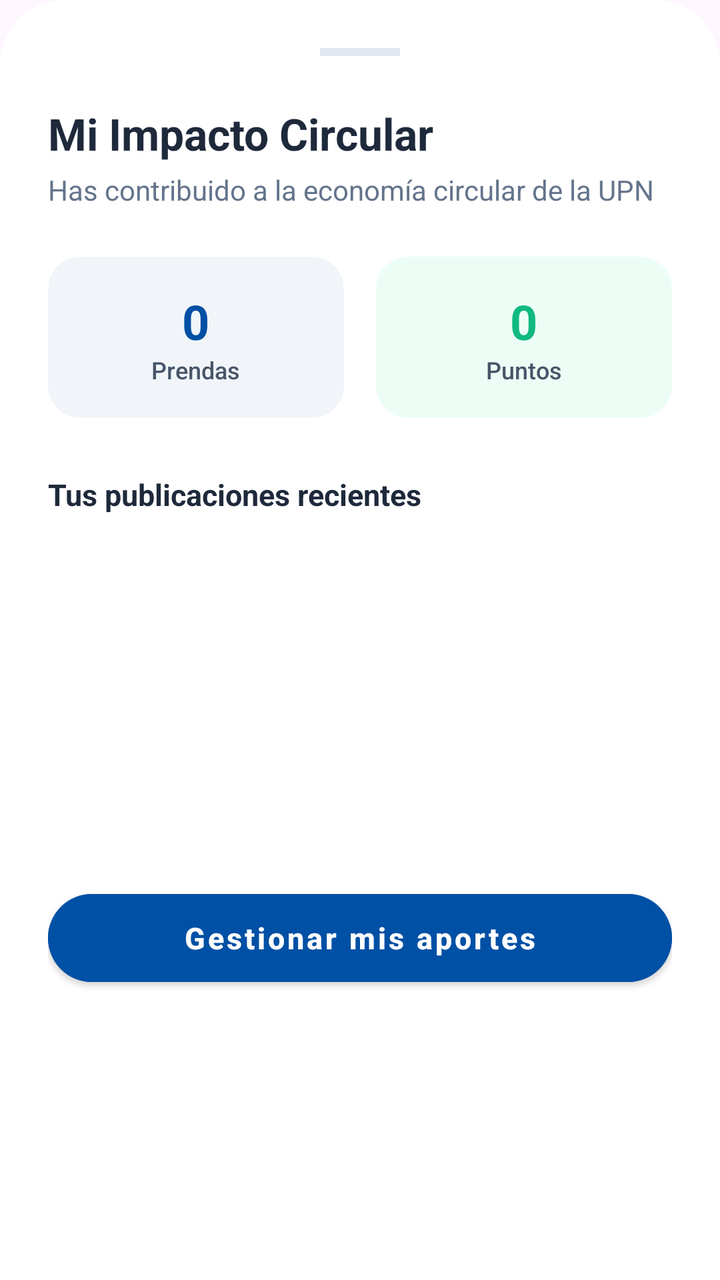
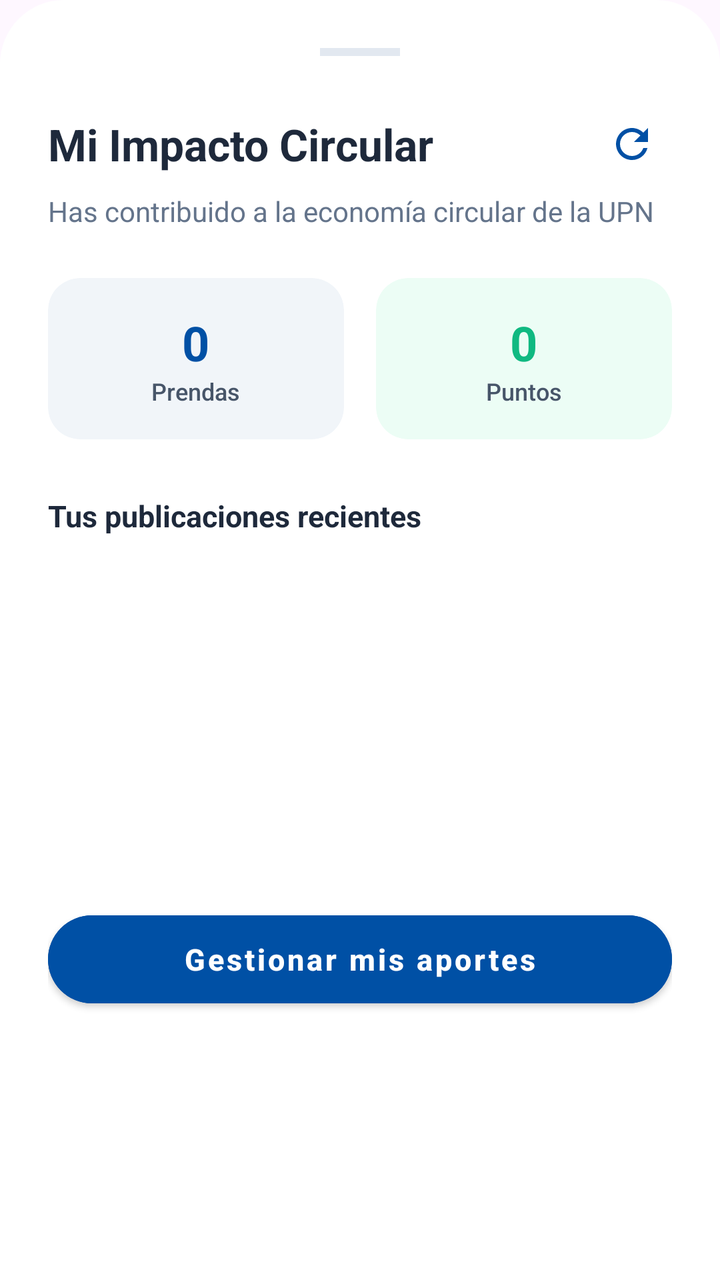

Screens rendered from an Android XML layout before and after an edit, with the pre-edit source and the edit as a unified diff.
<!-- AndroidManifest.xml: application theme Theme.UniformeCircular -->
<!-- res/layout/dialog_impact_summary.xml -->
<?xml version="1.0" encoding="utf-8"?>
<LinearLayout xmlns:android="http://schemas.android.com/apk/res/android"
    xmlns:app="http://schemas.android.com/apk/res-auto"
    xmlns:tools="http://schemas.android.com/tools"
    android:layout_width="match_parent"
    android:layout_height="wrap_content"
    android:background="@drawable/bg_bottom_sheet"
    android:orientation="vertical"
    android:padding="24dp">

    
    <View
        android:layout_width="40dp"
        android:layout_height="4dp"
        android:layout_gravity="center_horizontal"
        android:layout_marginBottom="24dp"
        android:background="@color/slate_200" />

    <TextView
        android:id="@+id/tvImpactDialogTitle"
        android:layout_width="wrap_content"
        android:layout_height="wrap_content"
        android:text="Mi Impacto Circular"
        android:textColor="@color/slate_800"
        android:textSize="22sp"
        android:textStyle="bold" />

    <TextView
        android:id="@+id/tvImpactDialogDesc"
        android:layout_width="wrap_content"
        android:layout_height="wrap_content"
        android:layout_marginTop="4dp"
        android:text="Has contribuido a la economía circular de la UPN"
        android:textColor="@color/slate_500"
        android:textSize="14sp" />

    
    <LinearLayout
        android:id="@+id/layoutStats"
        android:layout_width="match_parent"
        android:layout_height="wrap_content"
        android:layout_marginTop="24dp"
        android:orientation="horizontal"
        android:weightSum="2">

        <androidx.cardview.widget.CardView
            android:layout_width="0dp"
            android:layout_height="wrap_content"
            android:layout_weight="1"
            android:layout_marginEnd="8dp"
            app:cardCornerRadius="16dp"
            app:cardElevation="0dp"
            app:cardBackgroundColor="@color/slate_100">
            <LinearLayout
                android:layout_width="match_parent"
                android:layout_height="wrap_content"
                android:gravity="center"
                android:orientation="vertical"
                android:padding="16dp">
                <TextView
                    android:id="@+id/tvStatAportes"
                    android:layout_width="wrap_content"
                    android:layout_height="wrap_content"
                    android:text="0"
                    android:textColor="@color/brand_blue"
                    android:textSize="24sp"
                    android:textStyle="bold" />
                <TextView
                    android:layout_width="wrap_content"
                    android:layout_height="wrap_content"
                    android:text="Prendas"
                    android:textColor="@color/slate_600"
                    android:textSize="12sp"
                    android:fontFamily="sans-serif-medium" />
            </LinearLayout>
        </androidx.cardview.widget.CardView>

        <androidx.cardview.widget.CardView
            android:layout_width="0dp"
            android:layout_height="wrap_content"
            android:layout_weight="1"
            android:layout_marginStart="8dp"
            app:cardCornerRadius="16dp"
            app:cardElevation="0dp"
            app:cardBackgroundColor="@color/emerald_50">
            <LinearLayout
                android:layout_width="match_parent"
                android:layout_height="wrap_content"
                android:gravity="center"
                android:orientation="vertical"
                android:padding="16dp">
                <TextView
                    android:id="@+id/tvStatPuntos"
                    android:layout_width="wrap_content"
                    android:layout_height="wrap_content"
                    android:text="0"
                    android:textColor="@color/emerald_500"
                    android:textSize="24sp"
                    android:textStyle="bold" />
                <TextView
                    android:layout_width="wrap_content"
                    android:layout_height="wrap_content"
                    android:text="Puntos"
                    android:textColor="@color/slate_600"
                    android:textSize="12sp"
                    android:fontFamily="sans-serif-medium" />
            </LinearLayout>
        </androidx.cardview.widget.CardView>
    </LinearLayout>

    
    <androidx.core.widget.NestedScrollView
        android:layout_width="match_parent"
        android:layout_height="180dp"
        android:layout_marginTop="28dp"
        android:fillViewport="true">

        <LinearLayout
            android:layout_width="match_parent"
            android:layout_height="wrap_content"
            android:orientation="vertical">

            <TextView
                android:layout_width="wrap_content"
                android:layout_height="wrap_content"
                android:text="Tus publicaciones recientes"
                android:textColor="@color/slate_800"
                android:textSize="15sp"
                android:textStyle="bold" />

            <androidx.recyclerview.widget.RecyclerView
                android:id="@+id/rvImpactContributions"
                android:layout_width="match_parent"
                android:layout_height="wrap_content"
                android:layout_marginTop="12dp"
                android:nestedScrollingEnabled="false"
                tools:listitem="@layout/item_product_compact" />

        </LinearLayout>
    </androidx.core.widget.NestedScrollView>

    
    <com.google.android.material.button.MaterialButton
        android:id="@+id/btnViewFullExchanges"
        style="@style/Widget.MaterialComponents.Button"
        android:layout_width="match_parent"
        android:layout_height="56dp"
        android:layout_marginTop="24dp"
        android:backgroundTint="@color/brand_blue"
        android:text="Gestionar mis aportes"
        android:textAllCaps="false"
        android:textColor="@android:color/white"
        android:textSize="15sp"
        android:textStyle="bold"
        app:cornerRadius="32dp" />

</LinearLayout>
<!-- res/layout/item_product_compact.xml (included above) -->
<?xml version="1.0" encoding="utf-8"?>
<androidx.cardview.widget.CardView xmlns:android="http://schemas.android.com/apk/res/android"
    xmlns:app="http://schemas.android.com/apk/res-auto"
    android:layout_width="match_parent"
    android:layout_height="wrap_content"
    android:layout_marginHorizontal="4dp"
    android:layout_marginVertical="4dp"
    app:cardBackgroundColor="@color/white"
    app:cardCornerRadius="24dp"
    app:cardElevation="2dp">

    <LinearLayout
        android:layout_width="match_parent"
        android:layout_height="wrap_content"
        android:gravity="center_vertical"
        android:orientation="horizontal"
        android:padding="8dp">

        <androidx.cardview.widget.CardView
            android:layout_width="60dp"
            android:layout_height="60dp"
            app:cardCornerRadius="8dp"
            app:cardElevation="0dp">
            <ImageView
                android:id="@+id/ivProductImage"
                android:layout_width="match_parent"
                android:layout_height="match_parent"
                android:scaleType="centerCrop"
                android:src="@android:drawable/ic_menu_gallery" />
        </androidx.cardview.widget.CardView>

        <LinearLayout
            android:layout_width="0dp"
            android:layout_height="wrap_content"
            android:layout_weight="1"
            android:layout_marginStart="12dp"
            android:orientation="vertical">

            <TextView
                android:id="@+id/tvProductName"
                android:layout_width="match_parent"
                android:layout_height="wrap_content"
                android:text="Nombre del Producto"
                android:textColor="@color/slate_800"
                android:textSize="14sp"
                android:textStyle="bold"
                android:maxLines="1"
                android:ellipsize="end"/>

            <TextView
                android:id="@+id/tvProductCategory"
                android:layout_width="match_parent"
                android:layout_height="wrap_content"
                android:text="Categoría"
                android:textColor="@color/slate_500"
                android:textSize="12sp" />
        </LinearLayout>

        <TextView
            android:id="@+id/tvProductPoints"
            android:layout_width="wrap_content"
            android:layout_height="wrap_content"
            android:layout_marginStart="8dp"
            android:text="50 pts"
            android:textColor="@color/brand_blue"
            android:textSize="14sp"
            android:textStyle="bold" />

        
        <ImageButton
            android:id="@+id/btnAdd"
            android:layout_width="24dp"
            android:layout_height="24dp"
            android:layout_marginStart="8dp"
            android:background="?attr/selectableItemBackgroundBorderless"
            android:src="@android:drawable/ic_input_add"
            app:tint="@color/brand_blue"
            android:visibility="gone" />

    </LinearLayout>
</androidx.cardview.widget.CardView>
<!-- resources referenced by this layout -->
<resources>
  <color name="brand_blue">#0050A5</color>
  <color name="emerald_50">#ECFDF5</color>
  <color name="emerald_500">#10B981</color>
  <color name="slate_100">#F1F5F9</color>
  <color name="slate_200">#E2E8F0</color>
  <color name="slate_500">#64748B</color>
  <color name="slate_600">#475569</color>
  <color name="slate_800">#1E293B</color>
  <color name="white">#FFFFFFFF</color>
  <!-- drawable bg_bottom_sheet (drawable) -->
  <?xml version="1.0" encoding="utf-8"?>
  <shape xmlns:android="http://schemas.android.com/apk/res/android">
      <solid android:color="@color/white" />
      <corners
          android:topLeftRadius="32dp"
          android:topRightRadius="32dp" />
  </shape>
  <style name="Theme.UniformeCircular" parent="Base.Theme.UniformeCircular">
          <item name="windowActionBar">false</item>
          <item name="windowNoTitle">true</item>
          <item name="android:windowActivityTransitions">true</item>
          <item name="android:windowContentTransitions">true</item>
  
          
          <item name="android:windowDrawsSystemBarBackgrounds">true</item>
          <item name="android:statusBarColor">@android:color/transparent</item>
          <item name="android:navigationBarColor">@android:color/transparent</item>
          <item name="android:windowTranslucentStatus">false</item>
          <item name="android:windowTranslucentNavigation">false</item>
  
          
          <item name="android:textColorHint">@color/hint_color</item>
      </style>
  <style name="Base.Theme.UniformeCircular" parent="Theme.Material3.Light.NoActionBar">
  
      </style>
  <color name="hint_color">#616161</color>
</resources>

<!-- the commit's change to res/layout/dialog_impact_summary.xml (unified diff, before → after) -->
@@ -16,14 +16,32 @@
         android:layout_marginBottom="24dp"
         android:background="@color/slate_200" />
 
-    <TextView
-        android:id="@+id/tvImpactDialogTitle"
-        android:layout_width="wrap_content"
-        android:layout_height="wrap_content"
-        android:text="Mi Impacto Circular"
-        android:textColor="@color/slate_800"
-        android:textSize="22sp"
-        android:textStyle="bold" />
+    <RelativeLayout
+        android:layout_width="match_parent"
+        android:layout_height="wrap_content">
+
+        <TextView
+            android:id="@+id/tvImpactDialogTitle"
+            android:layout_width="wrap_content"
+            android:layout_height="wrap_content"
+            android:layout_alignParentStart="true"
+            android:layout_centerVertical="true"
+            android:text="Mi Impacto Circular"
+            android:textColor="@color/slate_800"
+            android:textSize="22sp"
+            android:textStyle="bold" />
+
+        <ImageButton
+            android:id="@+id/btnRefreshImpact"
+            android:layout_width="40dp"
+            android:layout_height="40dp"
+            android:layout_alignParentEnd="true"
+            android:layout_centerVertical="true"
+            android:background="?attr/selectableItemBackgroundBorderless"
+            android:src="@drawable/ic_refresh"
+            android:contentDescription="Actualizar impacto"
+            app:tint="@color/brand_blue" />
+    </RelativeLayout>
 
     <TextView
         android:id="@+id/tvImpactDialogDesc"
<!-- resource entries referenced after the edit -->
@@ -17,6 +17,16 @@
           android:topLeftRadius="32dp"
           android:topRightRadius="32dp" />
   </shape>
+  <!-- drawable ic_refresh (drawable) -->
+  <vector xmlns:android="http://schemas.android.com/apk/res/android"
+      android:width="24dp"
+      android:height="24dp"
+      android:viewportWidth="24"
+      android:viewportHeight="24">
+      <path
+          android:fillColor="#FFFFFF"
+          android:pathData="M17.65,6.35C16.2,4.9 14.21,4 12,4c-4.42,0 -7.99,3.58 -7.99,8s3.57,8 7.99,8c3.73,0 6.84,-2.55 7.73,-6h-2.08c-0.82,2.33 -3.04,4 -5.65,4 -3.31,0 -6,-2.69 -6,-6s2.69,-6 6,-6c1.66,0 3.14,0.69 4.22,1.78L13,11h7V4l-2.35,2.35z"/>
+  </vector>
   <style name="Theme.UniformeCircular" parent="Base.Theme.UniformeCircular">
           <item name="windowActionBar">false</item>
           <item name="windowNoTitle">true</item>
